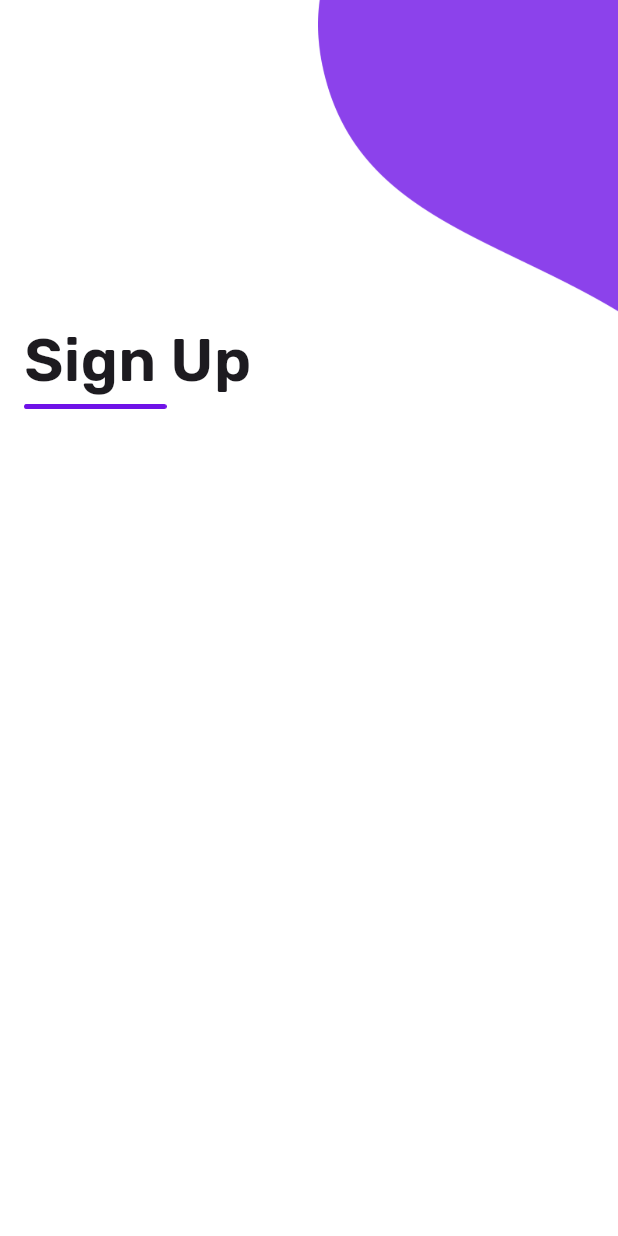
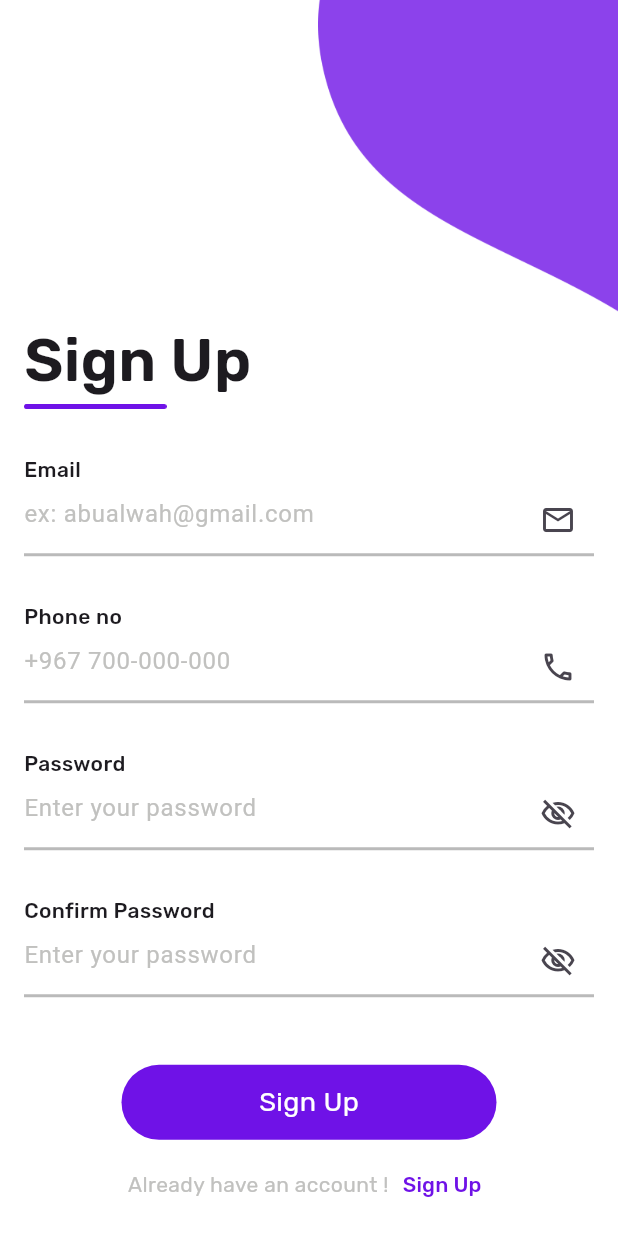
Before and after one commit to AbuAlwah/flutter-login-ui, a Flutter app: the screen it shows after launch, after a tap on "Continue", after a tap on "Sign Up", on a phone screen of 412 x 824 dp. Run offline on Flutter 3.47's test engine with Material 3 defaults, Android fonts, the phone set to English and light mode, and no system bars; our stand-ins replace gap, google_fonts.

Commit message:
Add CustomAuthFooter widget and update Signin and Signup screens for improved navigation and UI consistency

```diff
--- a/lib/Screens/signin.dart
+++ b/lib/Screens/signin.dart
@@ -2,6 +2,7 @@ import 'package:flutter/material.dart';
 import 'package:gap/gap.dart';
 import 'package:google_fonts/google_fonts.dart';
 import 'package:simple_login_app/Screens/signup.dart';
+import 'package:simple_login_app/Widgets/CustomAuthFooter.dart';
 import 'package:simple_login_app/Widgets/CustomAuthHeader.dart';
 import 'package:simple_login_app/Widgets/CustomContainer.dart';
 import 'package:simple_login_app/Widgets/CustomTextFiled.dart';
@@ -27,7 +28,7 @@ class Signin extends StatelessWidget {
           Gap(30),
           CustomTextFiled(
             name: 'Email',
-            hintText: 'abualwah@gmail.com',
+            hintText: 'ex: abualwah@gmail.com',
             suffixIcon: Icons.email_outlined,
           ),
           Gap(5),
@@ -81,45 +82,18 @@ class Signin extends StatelessWidget {
               ],
             ),
           ),
-          Gap(60),
+          Gap(70),
           CustomContainer(name: 'Login'),
           Gap(10),
-          Padding(
-            padding: EdgeInsetsGeometry.symmetric(horizontal: 10.0),
-            child: Row(
-              mainAxisAlignment: MainAxisAlignment.center,
-              children: [
-                Text(
-                  "Don't have an account ?",
-                  style: GoogleFonts.rubik(
-                    textStyle: TextStyle(
-                      color: const Color.fromARGB(255, 193, 193, 191),
-                    ),
-                  ),
-                ),
-                TextButton(
-                  onPressed: () {
-                    Navigator.push(
-                      context,
-                      MaterialPageRoute(builder: (context) => const Signup()),
-                    );
-                  },
-                  style: TextButton.styleFrom(
-                    padding: EdgeInsets.zero,
-                    tapTargetSize: MaterialTapTargetSize.shrinkWrap,
-                  ),
-                  child: Text(
-                    'Sign Up',
-                    style: GoogleFonts.rubik(
-                      textStyle: TextStyle(
-                        fontWeight: FontWeight.w500,
-                        color: Color(0xFF6F12E7),
-                      ),
-                    ),
-                  ),
-                ),
-              ],
-            ),
+          CustomAuthFotter(
+            questionText: "Don't have an account ? ",
+            onTap: () {
+              Navigator.push(
+                context,
+                MaterialPageRoute(builder: (context) => const Signup()),
+              );
+            },
+            actionText: 'Login',
           ),
         ],
       ),
--- a/lib/Screens/signup.dart
+++ b/lib/Screens/signup.dart
@@ -1,6 +1,10 @@
 import 'package:flutter/material.dart';
 import 'package:gap/gap.dart';
+import 'package:simple_login_app/Screens/signin.dart';
+import 'package:simple_login_app/Widgets/CustomAuthFooter.dart';
 import 'package:simple_login_app/Widgets/CustomAuthHeader.dart';
+import 'package:simple_login_app/Widgets/CustomContainer.dart';
+import 'package:simple_login_app/Widgets/CustomTextFiled.dart';
 
 class Signup extends StatelessWidget {
   const Signup({super.key});
@@ -10,6 +14,7 @@ class Signup extends StatelessWidget {
     return Scaffold(
       backgroundColor: Colors.white,
       body: Column(
+        crossAxisAlignment: CrossAxisAlignment.start,
         children: [
           CustomAuthHeader(
             imagePath: 'assets/singleCircle.png',
@@ -19,6 +24,39 @@ class Signup extends StatelessWidget {
             imageLineWidth: 95,
           ),
           Gap(30),
+          CustomTextFiled(
+            name: 'Email',
+            hintText: 'ex: abualwah@gmail.com',
+            suffixIcon: Icons.email_outlined,
+          ),
+          Gap(5),
+          CustomTextFiled(
+            name: 'Phone no',
+            hintText: '+967 700-000-000',
+            suffixIcon: Icons.phone_outlined,
+          ),
+          Gap(5),
+          CustomTextFiled(
+            name: 'Password',
+            hintText: 'Enter your password',
+            suffixIcon: Icons.visibility_off_outlined,
+          ),
+          Gap(5),
+          CustomTextFiled(
+            name: 'Confirm Password',
+            hintText: 'Enter your password',
+            suffixIcon: Icons.visibility_off_outlined,
+          ),
+          Gap(20),
+          CustomContainer(name: 'Sign Up'),
+          Gap(10),
+          CustomAuthFotter(
+            questionText: 'Already have an account ! ',
+            onTap: () {
+              Navigator.pop(context);
+            },
+            actionText: 'Create Account',
+          ),
         ],
       ),
     );
--- /dev/null
+++ b/lib/Widgets/CustomAuthFooter.dart
@@ -0,0 +1,51 @@
+import 'package:flutter/material.dart';
+import 'package:google_fonts/google_fonts.dart';
+import 'package:simple_login_app/Screens/signup.dart';
+
+class CustomAuthFotter extends StatelessWidget {
+  const CustomAuthFotter({super.key, required this.questionText, required this.onTap, required this.actionText});
+
+  final String questionText;
+  final VoidCallback onTap;
+  final String actionText;
+
+  @override
+  Widget build(BuildContext context) {
+    return Column(
+      children: [
+        Padding(
+          padding: EdgeInsetsGeometry.symmetric(horizontal: 10.0),
+          child: Row(
+            mainAxisAlignment: MainAxisAlignment.center,
+            children: [
+              Text(
+                questionText,
+                style: GoogleFonts.rubik(
+                  textStyle: TextStyle(
+                    color: const Color.fromARGB(255, 193, 193, 191),
+                  ),
+                ),
+              ),
+              TextButton(
+                onPressed: onTap,
+                style: TextButton.styleFrom(
+                  padding: EdgeInsets.zero,
+                  tapTargetSize: MaterialTapTargetSize.shrinkWrap,
+                ),
+                child: Text(
+                  'Sign Up',
+                  style: GoogleFonts.rubik(
+                    textStyle: TextStyle(
+                      fontWeight: FontWeight.w500,
+                      color: Color(0xFF6F12E7),
+                    ),
+                  ),
+                ),
+              ),
+            ],
+          ),
+        ),
+      ],
+    );
+  }
+}
```
